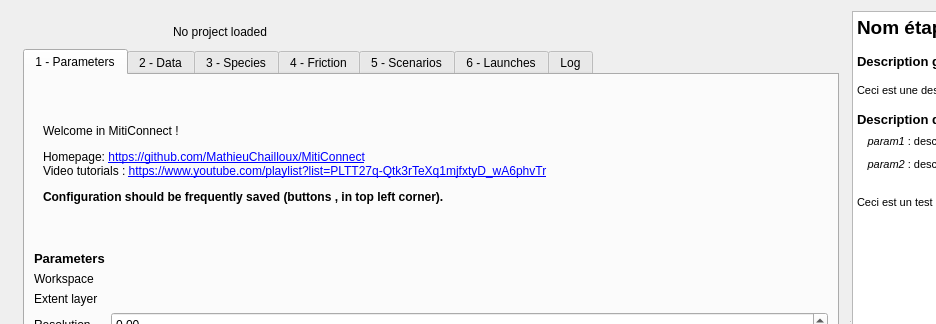
MathieuChailloux/MitiConnect, file ui/miti_connect_dialog_base.ui: the form before one commit; both pictures show x 0 to 936 and y 0 to 324 of the 1072 by 725 pixel window.
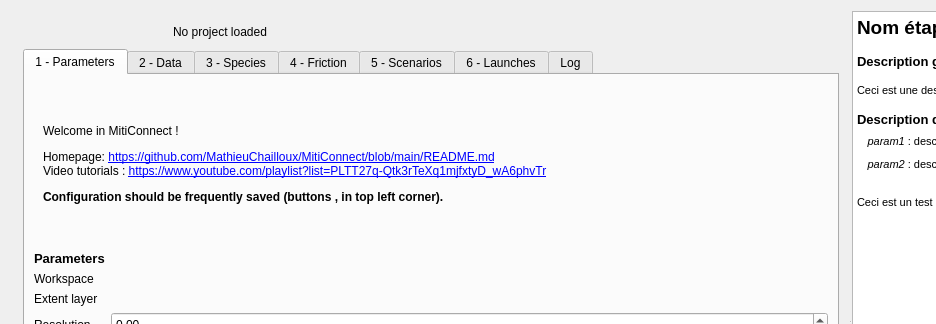
The form after the commit. Icons and pictures are not drawn. Custom widgets are drawn as their Qt base class.

```diff
--- a/ui/miti_connect_dialog_base.ui
+++ b/ui/miti_connect_dialog_base.ui
@@ -86,7 +86,7 @@
            <rect>
             <x>0</x>
             <y>0</y>
-            <width>837</width>
+            <width>836</width>
             <height>637</height>
            </rect>
           </property>
@@ -339,7 +339,7 @@
                      </sizepolicy>
                     </property>
                     <property name="text">
-                     <string>&lt;html&gt;&lt;head/&gt;&lt;body&gt;&lt;p&gt;Welcome in MitiConnect !&lt;/p&gt;&lt;p&gt;Homepage: &lt;a href=&quot;https://github.com/MathieuChailloux/MitiConnect&quot;&gt;&lt;span style=&quot; text-decoration: underline; color:#0000ff;&quot;&gt;https://github.com/MathieuChailloux/MitiConnect&lt;/span&gt;&lt;/a&gt;&lt;br/&gt;Video tutorials : &lt;a href=&quot;https://www.youtube.com/playlist?list=PLTT27q-Qtk3rTeXq1mjfxtyD_wA6phvTr&quot;&gt;&lt;span style=&quot; text-decoration: underline; color:#0000ff;&quot;&gt;https://www.youtube.com/playlist?list=PLTT27q-Qtk3rTeXq1mjfxtyD_wA6phvTr&lt;/span&gt;&lt;/a&gt;&lt;/p&gt;&lt;p&gt;&lt;span style=&quot; font-weight:600;&quot;&gt;Configuration should be frequently saved (buttons &lt;/span&gt;&lt;img src=&quot;:/plugins/BioDispersal/icons/mActionFileSaveAs.svg&quot;/&gt;&lt;span style=&quot; font-weight:600;&quot;&gt;, &lt;/span&gt;&lt;img src=&quot;:/plugins/BioDispersal/icons/mActionFileSave.svg&quot;/&gt;&lt;span style=&quot; font-weight:600;&quot;&gt; in top left corner).&lt;/span&gt;&lt;/p&gt;&lt;/body&gt;&lt;/html&gt;</string>
+                     <string>&lt;html&gt;&lt;head/&gt;&lt;body&gt;&lt;p&gt;Welcome in MitiConnect !&lt;/p&gt;&lt;p&gt;Homepage: &lt;a href=&quot;https://github.com/MathieuChailloux/MitiConnect/blob/main/README.md&quot;&gt;&lt;span style=&quot; text-decoration: underline; color:#0000ff;&quot;&gt;https://github.com/MathieuChailloux/MitiConnect/blob/main/README.md&lt;/span&gt;&lt;/a&gt;&lt;br/&gt;Video tutorials : &lt;a href=&quot;https://www.youtube.com/playlist?list=PLTT27q-Qtk3rTeXq1mjfxtyD_wA6phvTr&quot;&gt;&lt;span style=&quot; text-decoration: underline; color:#0000ff;&quot;&gt;https://www.youtube.com/playlist?list=PLTT27q-Qtk3rTeXq1mjfxtyD_wA6phvTr&lt;/span&gt;&lt;/a&gt;&lt;/p&gt;&lt;p&gt;&lt;span style=&quot; font-weight:600;&quot;&gt;Configuration should be frequently saved (buttons &lt;/span&gt;&lt;img src=&quot;:/plugins/BioDispersal/icons/mActionFileSaveAs.svg&quot;/&gt;&lt;span style=&quot; font-weight:600;&quot;&gt;, &lt;/span&gt;&lt;img src=&quot;:/plugins/BioDispersal/icons/mActionFileSave.svg&quot;/&gt;&lt;span style=&quot; font-weight:600;&quot;&gt; in top left corner).&lt;/span&gt;&lt;/p&gt;&lt;/body&gt;&lt;/html&gt;</string>
                     </property>
                     <property name="wordWrap">
                      <bool>true</bool>
```
Left out of the diff: 24 changed lines with no effect on the pictures.
